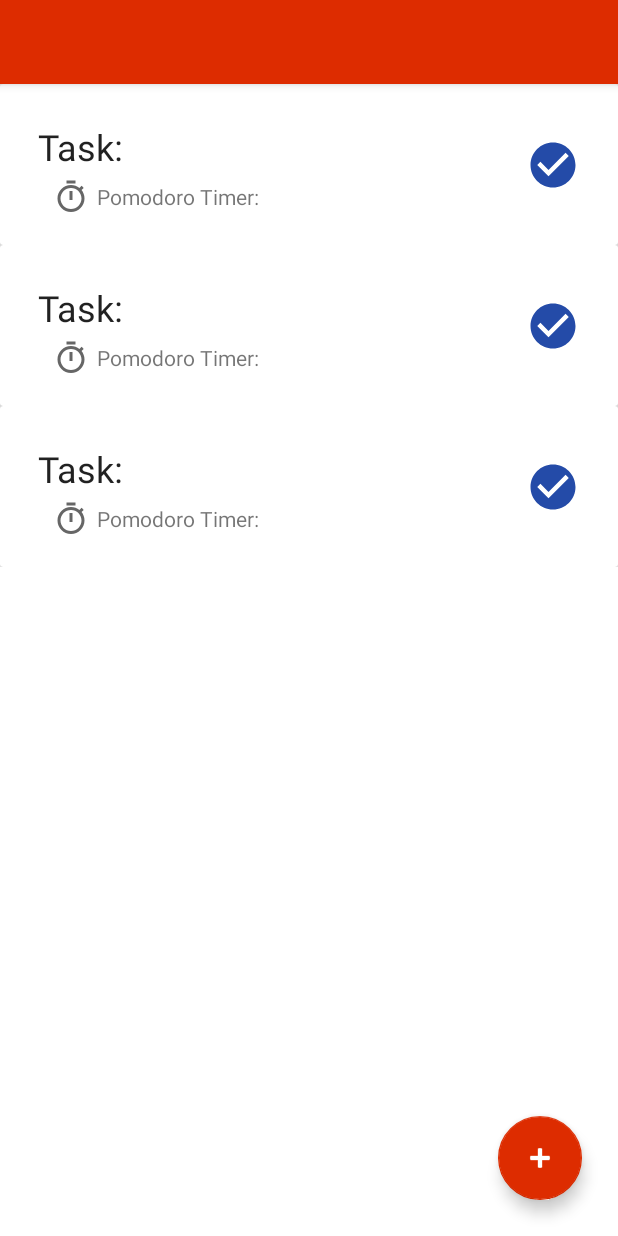
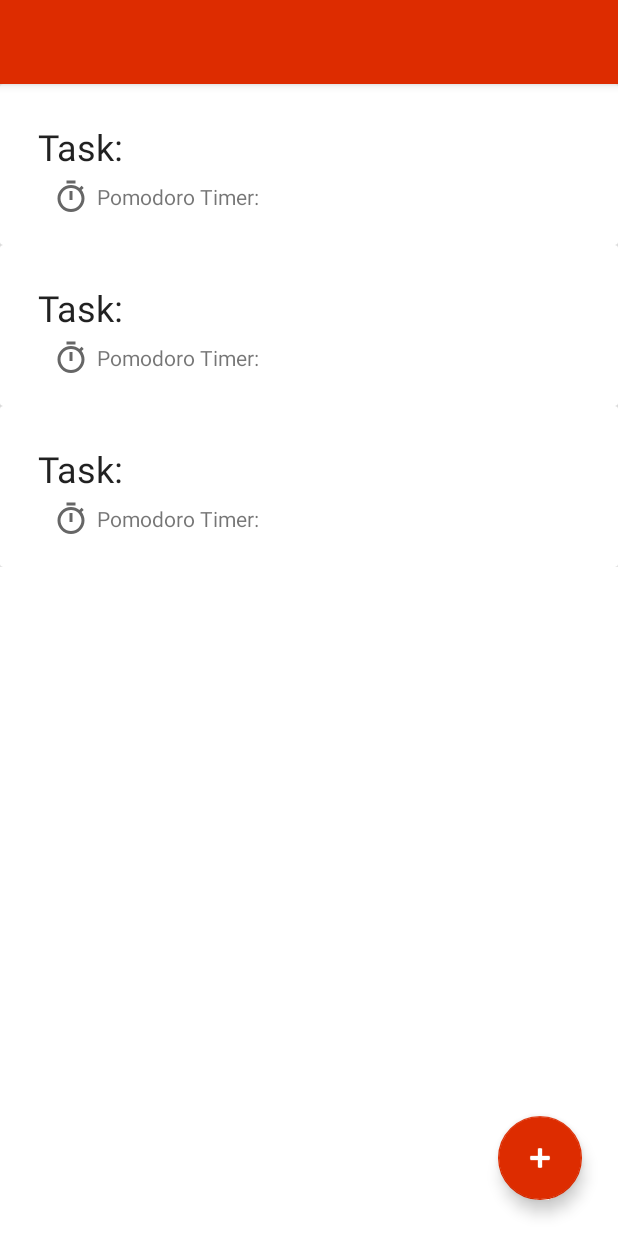
Before and after one commit to lucasrmoro/PomodoroApp, an Android app: the layout activity_list_task.xml on its own in the app's theme, with its tools: preview values and no code run, on a phone screen of 412 x 824 dp. Run offline under Robolectric (Android 15) with nearby library versions, the phone set to English and light mode, and no system bars.

Commit message:
Making an animation to check icon

```diff
--- a/app/src/main/res/drawable/ic_check.xml
+++ b/app/src/main/res/drawable/ic_check.xml
@@ -1,5 +1,10 @@
-<vector android:height="24dp" android:tint="#244BA8"
-    android:viewportHeight="24" android:viewportWidth="24"
-    android:width="24dp" xmlns:android="http://schemas.android.com/apk/res/android">
-    <path android:fillColor="@android:color/white" android:pathData="M12,2C6.48,2 2,6.48 2,12s4.48,10 10,10 10,-4.48 10,-10S17.52,2 12,2zM10,17l-5,-5 1.41,-1.41L10,14.17l7.59,-7.59L19,8l-9,9z"/>
+<vector xmlns:android="http://schemas.android.com/apk/res/android"
+    android:width="24dp"
+    android:height="24dp"
+    android:tint="#fff"
+    android:viewportWidth="24"
+    android:viewportHeight="24">
+    <path
+        android:fillColor="@android:color/white"
+        android:pathData="M12,2C6.48,2 2,6.48 2,12s4.48,10 10,10 10,-4.48 10,-10S17.52,2 12,2zM10,17l-5,-5 1.41,-1.41L10,14.17l7.59,-7.59L19,8l-9,9z" />
 </vector>
--- a/app/src/main/res/layout/list_task_item.xml
+++ b/app/src/main/res/layout/list_task_item.xml
@@ -1,12 +1,11 @@
 <?xml version="1.0" encoding="utf-8"?>
 <androidx.cardview.widget.CardView xmlns:android="http://schemas.android.com/apk/res/android"
     xmlns:app="http://schemas.android.com/apk/res-auto"
-    xmlns:tools="http://schemas.android.com/tools"
     android:layout_width="match_parent"
     android:layout_height="wrap_content"
-    app:contentPadding="20dp"
+    android:clickable="true"
     android:foreground="?android:attr/selectableItemBackgroundBorderless"
-    android:clickable="true">
+    app:contentPadding="20dp">
 
     <androidx.constraintlayout.widget.ConstraintLayout
         android:layout_width="match_parent"
@@ -16,44 +15,46 @@
             android:id="@+id/itemTaskName"
             android:layout_width="0dp"
             android:layout_height="wrap_content"
+            android:padding="5dp"
             android:text="@string/task_name"
-            android:padding="5dp"
             android:textAppearance="@style/TextAppearance.AppCompat.Headline"
+            app:layout_constraintEnd_toStartOf="@id/checkItem"
             app:layout_constraintStart_toStartOf="parent"
-            app:layout_constraintTop_toTopOf="parent"
-            app:layout_constraintEnd_toStartOf="@id/checkItem"/>
+            app:layout_constraintTop_toTopOf="parent" />
 
         <ImageView
             android:id="@+id/iconTimer"
             android:layout_width="wrap_content"
             android:layout_height="wrap_content"
+            android:layout_marginStart="15dp"
             android:src="@drawable/ic_timer"
-            android:layout_marginStart="15dp"
-            app:layout_constraintTop_toBottomOf="@id/itemTaskName"
-            app:layout_constraintStart_toStartOf="@id/itemTaskName"/>
+            app:layout_constraintStart_toStartOf="@id/itemTaskName"
+            app:layout_constraintTop_toBottomOf="@id/itemTaskName" />
 
         <TextView
             android:id="@+id/itemTaskTime"
             android:layout_width="0dp"
             android:layout_height="wrap_content"
-            android:text="@string/pomodoro_timer"
             android:layout_marginStart="5dp"
             android:layout_marginTop="2dp"
+            android:text="@string/pomodoro_timer"
+            app:layout_constraintEnd_toStartOf="@id/checkItem"
             app:layout_constraintStart_toEndOf="@id/iconTimer"
-            app:layout_constraintTop_toTopOf="@id/iconTimer"
-            app:layout_constraintEnd_toStartOf="@id/checkItem"/>
+            app:layout_constraintTop_toTopOf="@id/iconTimer" />
 
         <ImageView
             android:id="@+id/checkItem"
             android:layout_width="36dp"
             android:layout_height="36dp"
-            android:visibility="gone"
-            tools:visibility="visible"
+            android:layout_marginEnd="5dp"
+            android:scaleX="0"
+            android:scaleY="0"
             android:src="@drawable/ic_check"
-            android:layout_marginEnd="5dp"
+            android:visibility="visible"
+            app:layout_constraintBottom_toBottomOf="parent"
             app:layout_constraintEnd_toEndOf="parent"
             app:layout_constraintTop_toTopOf="parent"
-            app:layout_constraintBottom_toBottomOf="parent"/>
+            app:tint="?attr/colorSecondary"/>
 
     </androidx.constraintlayout.widget.ConstraintLayout>
 </androidx.cardview.widget.CardView>
```
Also changed, not shown: app/src/main/java/br/com/lucas/pomodoroapp/ui/ListTaskActivity.kt (+11 -10 lines), app/src/main/java/br/com/lucas/pomodoroapp/ui/ListTaskAdapter.kt (+29 -13 lines).
